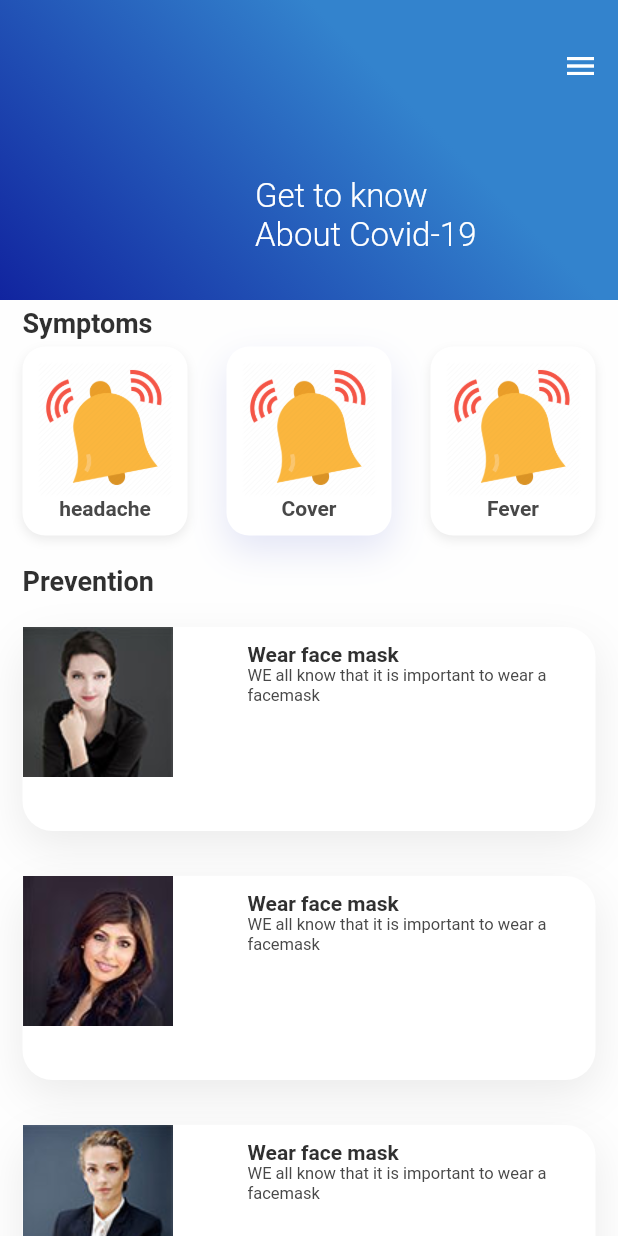
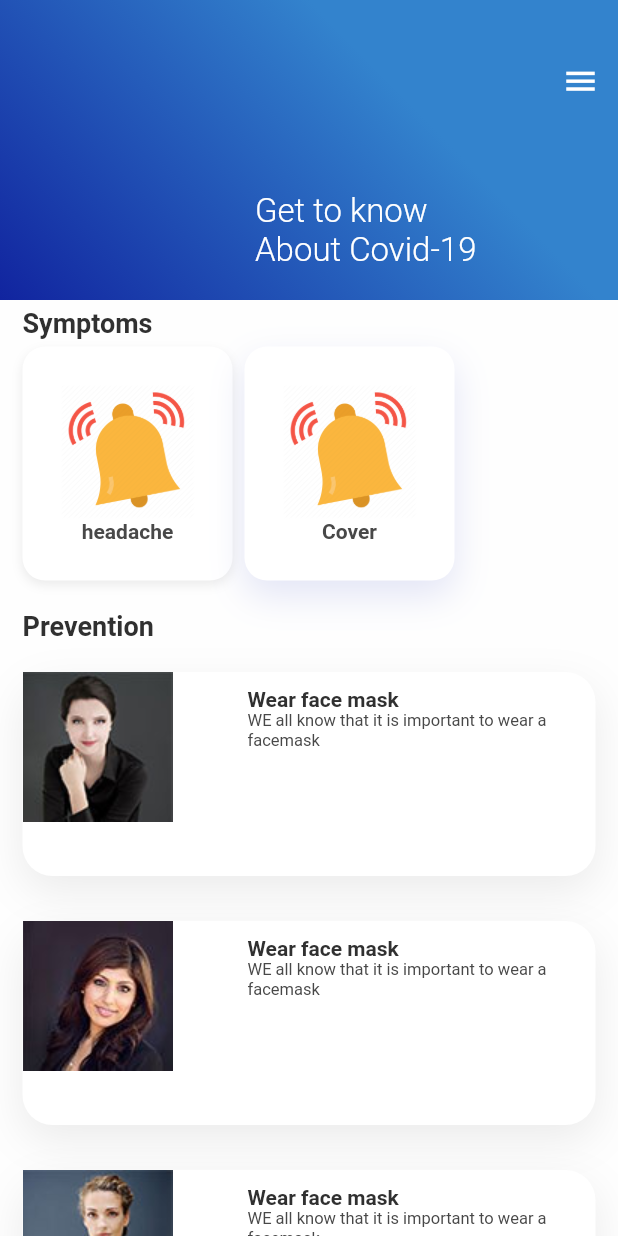
Before and after one commit to macelux/Covid-19, a Flutter app: the screen it shows after launch, after a tap on the "menu" icon, on a phone screen of 412 x 824 dp. Run offline on Flutter 3.47's test engine with Material 2 defaults, Android fonts, the phone set to English and light mode, and no system bars.

```diff
--- a/lib/info_screen.dart
+++ b/lib/info_screen.dart
@@ -23,11 +23,11 @@ class InfoScreen extends StatelessWidget {
                   SizedBox(height: 5),
                   Text("Symptoms", style: KTitleTextStyle),
                   SizedBox(height: 5),
-                  Row(
-                    // spacing: 8, // gap between adjacent box
-                    // runSpacing: 6.0, // gap between lines
-                    // direction: Axis.horizontal,
-                    mainAxisAlignment: MainAxisAlignment.spaceBetween,
+                  Wrap(
+                     spacing: 8, // gap between adjacent box
+                     runSpacing: 6.0, // gap between lines
+                     direction: Axis.horizontal,
+                    //mainAxisAlignment: MainAxisAlignment.spaceBetween,
                     children: <Widget>[
                       SymtomCard(
                         image: "assets/images/reminder.png",
@@ -38,10 +38,10 @@ class InfoScreen extends StatelessWidget {
                         title: "Cover",
                         isActive: true,
                       ),
-                      SymtomCard(
-                        image: "assets/images/reminder.png",
-                        title: "Fever",
-                      ),
+                      // SymtomCard(
+                      //   image: "assets/images/reminder.png",
+                      //   title: "Fever",
+                      // ),
                     ],
                   ),
                   SizedBox(height: 20),
@@ -145,7 +145,7 @@ class SymtomCard extends StatelessWidget {
   @override
   Widget build(BuildContext context) {
     return Container(
-      padding: EdgeInsets.all(10),
+      padding: EdgeInsets.all(25),
       decoration: BoxDecoration(
         borderRadius: BorderRadius.circular(15),
         color: Colors.white,
--- a/lib/main.dart
+++ b/lib/main.dart
@@ -25,7 +25,8 @@ class HomeScreen extends StatelessWidget {
   @override
   Widget build(BuildContext context) {
     return Scaffold(
-      body: ListView(
+      body: SingleChildScrollView(
+        child: Column(
           children: <Widget>[
             MyHeader(
               image: "assets/images/avatar-3.jpg",
@@ -46,11 +47,7 @@ class HomeScreen extends StatelessWidget {
                 ),
               ),
               child: Row(
-              children: <Widget>[
-                Expanded(
-                  child: DropDown()
-                  )
-                ],
+                children: <Widget>[Expanded(child: DropDown())],
               ),
             ),
             SizedBox(height: 10),
@@ -104,7 +101,8 @@ class HomeScreen extends StatelessWidget {
                             color: KInfectedColor,
                             number: 1089,
                             title: "Infected"),
-                      Counter(color: KDeathColor, number: 89, title: "Deaths"),
+                        Counter(
+                            color: KDeathColor, number: 89, title: "Deaths"),
                         Counter(
                             color: KRecoverColor, number: 45, title: "Recoverd")
                       ],
@@ -138,7 +136,7 @@ class HomeScreen extends StatelessWidget {
                         )
                       ],
                     ),
-                  child: Image.asset('assets/images/avatar-3.jpg',
+                    child: Image.asset('assets/images/reminder.png',
                         fit: BoxFit.contain),
                   )
                 ],
@@ -146,11 +144,10 @@ class HomeScreen extends StatelessWidget {
             )
           ],
         ),
+      ),
     );
   }
 }
-
-
 
 // dropdown widget
 class DropDown extends StatefulWidget {
--- a/lib/widgets/MyHeaeder.dart
+++ b/lib/widgets/MyHeaeder.dart
@@ -21,7 +21,7 @@ class MyHeader extends StatelessWidget {
     return ClipPath(
       clipper: MyClipper(),
       child: Container(
-        padding: EdgeInsets.only(left:40, top: 20, right: 1),
+        padding: EdgeInsets.only(left: 40, top: 30, right: 1),
         height: 200,
         width: double.infinity,
         decoration: BoxDecoration(
@@ -39,15 +39,18 @@ class MyHeader extends StatelessWidget {
           children: <Widget>[
             Align(
               alignment: Alignment.topRight,
-              child: IconButton(color: Colors.white, icon: Icon(Icons.menu), onPressed: () {
-                Navigator.push(context, MaterialPageRoute(builder: (context){
-                  return InfoScreen();
-                }));
-              }),
+              child: IconButton(
+                  color: Colors.white,
+                  iconSize: 25,
+                  icon: Icon(Icons.menu),
+                  onPressed: () {
+                    Navigator.push(context,
+                        MaterialPageRoute(builder: (context) {
+                      return InfoScreen();
+                    }));
+                  }),
             ),
-            SizedBox(
-              height: 30
-            ),
+            SizedBox(height: 30),
             Expanded(
               child: Stack(
                 children: <Widget>[
@@ -62,8 +65,7 @@ class MyHeader extends StatelessWidget {
                     left: 130,
                     child: Text(
                       '$textTop \n$textBottom',
-                      style:
-                          KHeadingTextStyle.copyWith(color: Colors.white),
+                      style: KHeadingTextStyle.copyWith(color: Colors.white),
                     ),
                   ),
                   Container(),
```
Also changed, not shown: pubspec.yaml (+17 -12 lines), assets/fonts/DroidSans.ttf (added), assets/fonts/KGElizaSchuylerScript.ttf (added), assets/icons/reminder.png (added), pubspec.lock, 27 other files. Lines whose indentation alone changed are shown as unchanged.
